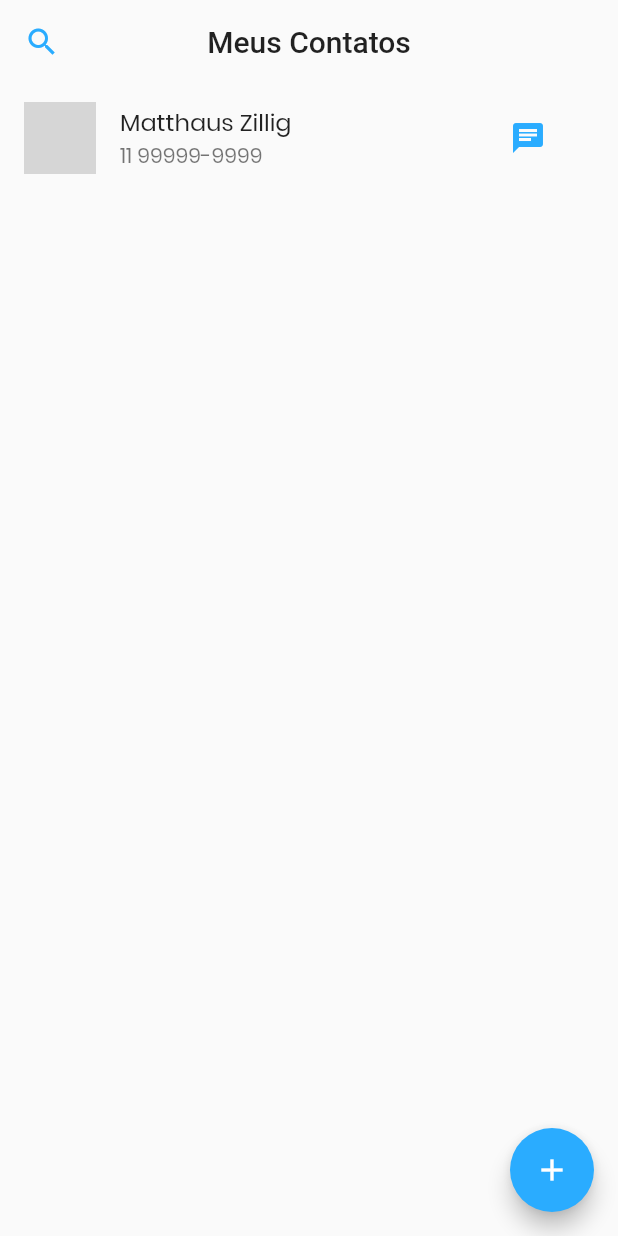
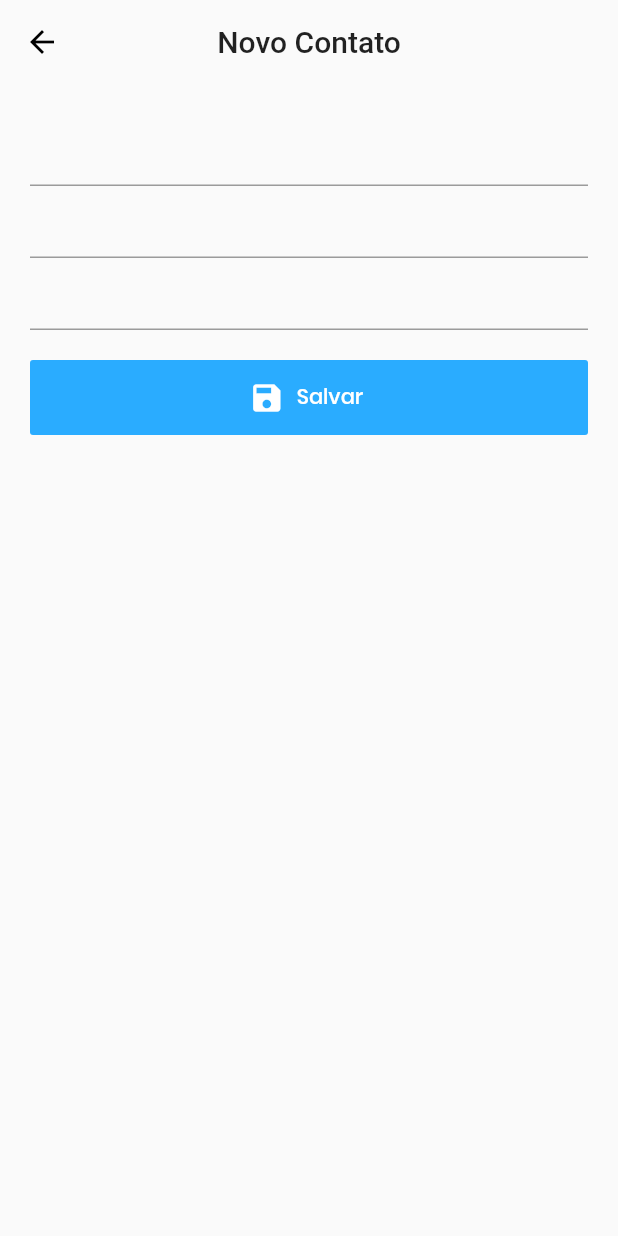
Before and after one commit to MatthausZillig/flutterContacts, a Flutter app: the screen it shows after launch, after a tap on the "add" icon, on a phone screen of 412 x 824 dp. Run offline on Flutter 3.47's test engine with Material 2 defaults, Android fonts, the phone set to English and light mode, and no system bars; network calls fail; grey boxes are pictures that could not be loaded.

Commit message:
model contacts / views details / address / editor-contact

```diff
--- /dev/null
+++ b/contacts/lib/android/views/editor-contact.view.dart
@@ -0,0 +1,62 @@
+import 'package:contacts/models/contact.model.dart';
+import 'package:flutter/material.dart';
+
+class EditorContactView extends StatelessWidget {
+  final ContactModel model;
+  EditorContactView({this.model});
+  @override
+  Widget build(BuildContext context) {
+    return Scaffold(
+      appBar: AppBar(
+        title: model == null ? Text("Novo Contato") : Text("Editar Contato"),
+        centerTitle: true,
+        backgroundColor: Colors.transparent,
+        elevation: 0,
+      ),
+      body: SingleChildScrollView(
+        padding: EdgeInsets.all(20),
+        child: Form(
+          child: Column(children: <Widget>[
+            TextFormField(
+              initialValue: model?.name,
+              onSaved: (val) {
+                model.name = val;
+              },
+            ),
+            TextFormField(
+              initialValue: model?.phone,
+              onSaved: (val) {
+                model.phone = val;
+              },
+            ),
+            TextFormField(
+              initialValue: model?.email,
+              onSaved: (val) {
+                model.email = val;
+              },
+            ),
+            SizedBox(
+              height: 20,
+            ),
+            Container(
+              width: double.infinity,
+              height: 50,
+              child: FlatButton.icon(
+                color: Theme.of(context).primaryColor,
+                onPressed: () {},
+                icon: Icon(
+                  Icons.save,
+                  color: Theme.of(context).accentColor,
+                ),
+                label: Text(
+                  "Salvar",
+                  style: TextStyle(color: Theme.of(context).accentColor),
+                ),
+              ),
+            )
+          ]),
+        ),
+      ),
+    );
+  }
+}
--- a/contacts/lib/android/views/home.view.dart
+++ b/contacts/lib/android/views/home.view.dart
@@ -1,4 +1,6 @@
 import 'package:contacts/android/views/details.view.dart';
+import 'package:contacts/android/views/editor-contact.view.dart';
+import 'package:contacts/models/contact.model.dart';
 import 'package:flutter/material.dart';
 
 class HomeView extends StatelessWidget {
@@ -25,7 +27,6 @@ class HomeView extends StatelessWidget {
               width: 48,
               height: 48,
               decoration: BoxDecoration(
-                color: Colors.red,
                 borderRadius: BorderRadius.circular(48),
                 image: DecorationImage(
                   image: NetworkImage("https://placekitten.com/200/200"),
@@ -50,7 +51,14 @@ class HomeView extends StatelessWidget {
         ],
       ),
       floatingActionButton: FloatingActionButton(
-        onPressed: () {},
+        onPressed: () {
+          Navigator.push(
+            context,
+            MaterialPageRoute(
+              builder: (context) => EditorContactView(),
+            ),
+          );
+        },
         backgroundColor: Theme.of(context).primaryColor,
         child: Icon(
           Icons.add,
--- /dev/null
+++ b/contacts/lib/models/contact.model.dart
@@ -0,0 +1,13 @@
+class ContactModel {
+  String id;
+  String name;
+  String email;
+  String phone;
+
+  ContactModel({
+    this.id,
+    this.name,
+    this.email,
+    this.phone,
+  });
+}
```
Also changed, not shown: contacts/lib/android/views/address.view.dart (added, +67 -0 lines), contacts/lib/android/views/details.view.dart (+63 -0 lines).
